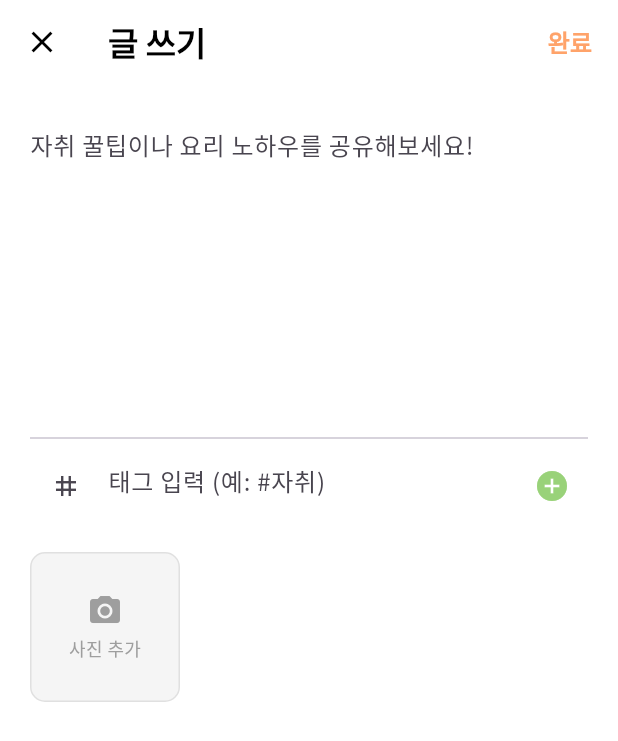
After one commit to nyeonggyeong/LivingAloneCare_App, a Flutter app: the CommunityScreen screen opened directly, after a tap on the "add" icon, on a phone screen of 412 x 824 dp. The commit adds this screen. Shown: the top 741 px of the screen. Run offline on Flutter 3.47's test engine with Material 3 defaults, Android fonts, the phone set to English and light mode, and no system bars; our stand-ins replace cloud_firestore, cloud_functions, firebase_auth, firebase_core, firebase_messaging, firebase_storage and 2 more; accounts and stored records are empty.

Commit message:
Feat: 커뮤니티 화면 구현 및 홈 화면 연결

```diff
--- /dev/null
+++ b/lib/screens/community_screen.dart
@@ -0,0 +1,559 @@
+import 'dart:io'; // 파일 처리를 위해 추가
+import 'package:flutter/material.dart';
+import 'package:cloud_firestore/cloud_firestore.dart';
+import 'package:firebase_storage/firebase_storage.dart';
+import 'package:image_picker/image_picker.dart';
+import 'package:intl/intl.dart';
+import 'package:firebase_auth/firebase_auth.dart';
+
+class CommunityScreen extends StatefulWidget {
+  const CommunityScreen({super.key});
+
+  @override
+  State<CommunityScreen> createState() => _CommunityScreenState();
+}
+
+class _CommunityScreenState extends State<CommunityScreen> {
+  int _selectedTabIndex = 0;
+
+  final TextEditingController _contentController = TextEditingController();
+  final TextEditingController _tagController = TextEditingController();
+  final List<String> _tags = [];
+  bool _isUploading = false;
+
+  XFile? _selectedImage;
+  final ImagePicker _picker = ImagePicker();
+
+  @override
+  void dispose() {
+    _contentController.dispose();
+    _tagController.dispose();
+    super.dispose();
+  }
+
+  @override
+  Widget build(BuildContext context) {
+    if (_selectedTabIndex == 2) {
+      return _buildWriteView();
+    }
+
+    return Scaffold(
+      backgroundColor: const Color(0xFFF5F5F5),
+      body: Column(
+        children: [
+          _buildHeader(),
+          Expanded(child: _buildPostList()),
+        ],
+      ),
+      floatingActionButton: FloatingActionButton(
+        onPressed: () {
+          setState(() => _selectedTabIndex = 2);
+        },
+        backgroundColor: const Color(0xFFFFA36A),
+        child: const Icon(Icons.add, color: Colors.white),
+      ),
+    );
+  }
+
+  Widget _buildWriteView() {
+    return Scaffold(
+      backgroundColor: Colors.white,
+      appBar: AppBar(
+        backgroundColor: Colors.white,
+        elevation: 0,
+        leading: IconButton(
+          icon: const Icon(Icons.close, color: Colors.black),
+          onPressed: () {
+            setState(() {
+              _selectedTabIndex = 0;
+              _clearWriteData();
+            });
+          },
+        ),
+        title: const Text(
+          '글 쓰기',
+          style: TextStyle(color: Colors.black, fontWeight: FontWeight.bold),
+        ),
+        actions: [
+          TextButton(
+            onPressed: _isUploading ? null : _savePost,
+            child: _isUploading
+                ? const SizedBox(
+                    width: 20,
+                    height: 20,
+                    child: CircularProgressIndicator(strokeWidth: 2),
+                  )
+                : const Text(
+                    '완료',
+                    style: TextStyle(
+                      color: Color(0xFFFFA36A),
+                      fontWeight: FontWeight.bold,
+                      fontSize: 16,
+                    ),
+                  ),
+          ),
+        ],
+      ),
+      body: SingleChildScrollView(
+        padding: const EdgeInsets.all(20),
+        child: Column(
+          crossAxisAlignment: CrossAxisAlignment.start,
+          children: [
+            TextField(
+              controller: _contentController,
+              maxLines: 8,
+              decoration: const InputDecoration(
+                hintText: '자취 꿀팁이나 요리 노하우를 공유해보세요!',
+                border: InputBorder.none,
+              ),
+            ),
+            const Divider(),
+            Row(
+              children: [
+                Expanded(
+                  child: TextField(
+                    controller: _tagController,
+                    decoration: const InputDecoration(
+                      hintText: '태그 입력 (예: #자취)',
+                      border: InputBorder.none,
+                      prefixIcon: Icon(Icons.tag, size: 20),
+                    ),
+                    onSubmitted: (_) => _addTag(),
+                  ),
+                ),
+                IconButton(
+                  icon: const Icon(Icons.add_circle, color: Color(0xFF99D279)),
+                  onPressed: _addTag,
+                ),
+              ],
+            ),
+            if (_tags.isNotEmpty)
+              Wrap(
+                spacing: 8,
+                children: _tags
+                    .map(
+                      (tag) => Chip(
+                        label: Text(tag),
+                        backgroundColor: const Color(0xFFF0F9EB),
+                        labelStyle: const TextStyle(
+                          color: Color(0xFF99D279),
+                          fontWeight: FontWeight.bold,
+                        ),
+                        onDeleted: () => setState(() => _tags.remove(tag)),
+                      ),
+                    )
+                    .toList(),
+              ),
+            const SizedBox(height: 20),
+
+            GestureDetector(
+              onTap: _pickImage,
+              child: _selectedImage != null
+                  ? Stack(
+                      children: [
+                        ClipRRect(
+                          borderRadius: BorderRadius.circular(12),
+                          child: Image.file(
+                            File(_selectedImage!.path),
+                            height: 200,
+                            width: double.infinity,
+                            fit: BoxFit.cover,
+                          ),
+                        ),
+                        Positioned(
+                          right: 8,
+                          top: 8,
+                          child: CircleAvatar(
+                            backgroundColor: Colors.black54,
+                            child: IconButton(
+                              icon: const Icon(
+                                Icons.close,
+                                color: Colors.white,
+                                size: 20,
+                              ),
+                              onPressed: () =>
+                                  setState(() => _selectedImage = null),
+                            ),
+                          ),
+                        ),
+                      ],
+                    )
+                  : Container(
+                      height: 100,
+                      width: 100,
+                      decoration: BoxDecoration(
+                        color: Colors.grey[100],
+                        borderRadius: BorderRadius.circular(10),
+                        border: Border.all(color: Colors.grey[300]!),
+                      ),
+                      child: const Column(
+                        mainAxisAlignment: MainAxisAlignment.center,
+                        children: [
+                          Icon(Icons.camera_alt, color: Colors.grey),
+                          SizedBox(height: 4),
+                          Text(
+                            '사진 추가',
+                            style: TextStyle(color: Colors.grey, fontSize: 12),
+                          ),
+                        ],
+                      ),
+                    ),
+            ),
+          ],
+        ),
+      ),
+    );
+  }
+  Future<void> _pickImage() async {
+    final XFile? image = await _picker.pickImage(source: ImageSource.gallery);
+    if (image != null) {
+      setState(() {
+        _selectedImage = image;
+      });
+    }
+  }
+  Future<void> _savePost() async {
+    if (_contentController.text.trim().isEmpty) return;
+
+    final user = FirebaseAuth.instance.currentUser;
+    if (user == null) {
+      ScaffoldMessenger.of(
+        context,
+      ).showSnackBar(const SnackBar(content: Text('로그인이 필요합니다.')));
+      return;
+    }
+
+    setState(() => _isUploading = true);
+
+    try {
+      String nickname = '익명';
+      String profileImage = user.photoURL ?? '';
+
+      try {
+        final userDoc = await FirebaseFirestore.instance
+            .collection('users')
+            .doc(user.uid)
+            .get();
+        if (userDoc.exists) {
+          final data = userDoc.data() as Map<String, dynamic>;
+          nickname = data['nickname'] ?? data['name'] ?? '익명';
+          if (data['profileImage'] != null &&
+              data['profileImage'].toString().isNotEmpty) {
+            profileImage = data['profileImage'];
+          }
+        }
+      } catch (e) {
+        print('유저 정보 가져오기 실패: $e');
+      }
+
+      List<String> imageUrls = [];
+      if (_selectedImage != null) {
+        final storageRef = FirebaseStorage.instance.ref().child(
+          'posts/${DateTime.now().millisecondsSinceEpoch}_${user.uid}.jpg',
+        );
+
+        await storageRef.putFile(File(_selectedImage!.path));
+        final downloadUrl = await storageRef.getDownloadURL();
+        imageUrls.add(downloadUrl);
+      }
+
+      await FirebaseFirestore.instance.collection('posts').add({
+        'author': {
+          'uid': user.uid,
+          'nickname': nickname,
+          'profileImage': profileImage,
+        },
+        'content': _contentController.text,
+        'tags': _tags,
+        'imageUrls': imageUrls,
+        'likeCount': 0,
+        'commentCount': 0,
+        'createdAt': FieldValue.serverTimestamp(),
+      });
+
+      if (!mounted) return;
+
+      setState(() {
+        _selectedTabIndex = 0;
+        _clearWriteData();
+      });
+    } catch (e) {
+      ScaffoldMessenger.of(
+        context,
+      ).showSnackBar(SnackBar(content: Text('에러 발생: $e')));
+    } finally {
+      if (mounted) setState(() => _isUploading = false);
+    }
+  }
+
+  void _addTag() {
+    if (_tagController.text.isNotEmpty) {
+      setState(() {
+        _tags.add('#${_tagController.text.trim()}');
+        _tagController.clear();
+      });
+    }
+  }
+
+  void _clearWriteData() {
+    _contentController.clear();
+    _tagController.clear();
+    _tags.clear();
+    _selectedImage = null; // 이미지 초기화
+  }
+
+  Widget _buildPostList() {
+    return StreamBuilder<QuerySnapshot>(
+      stream: FirebaseFirestore.instance
+          .collection('posts')
+          .orderBy('createdAt', descending: true)
+          .snapshots(),
+      builder: (context, snapshot) {
+        if (!snapshot.hasData)
+          return const Center(child: CircularProgressIndicator());
+        final docs = snapshot.data!.docs;
+        if (docs.isEmpty) return const Center(child: Text("게시글이 없습니다."));
+
+        return ListView.separated(
+          padding: const EdgeInsets.symmetric(horizontal: 20, vertical: 20),
+          itemCount: docs.length,
+          separatorBuilder: (context, index) => const SizedBox(height: 20),
+          itemBuilder: (context, index) {
+            final data = docs[index].data() as Map<String, dynamic>;
+            return _buildPostCard(data);
+          },
+        );
+      },
+    );
+  }
+
+  Widget _buildPostCard(Map<String, dynamic> post) {
+    final author = post['author'] as Map<String, dynamic>? ?? {};
+    final nickname = author['nickname'] ?? '익명';
+    final profileImage = author['profileImage'] ?? '';
+
+    String timeAgo = '';
+    if (post['createdAt'] != null && post['createdAt'] is Timestamp) {
+      timeAgo = _formatTimestamp(post['createdAt'] as Timestamp);
+    }
+
+    List<dynamic> imageUrls = post['imageUrls'] ?? [];
+    String? firstImage = imageUrls.isNotEmpty ? imageUrls[0] : null;
+    List<dynamic> tags = post['tags'] ?? [];
+
+    return Container(
+      padding: const EdgeInsets.all(20),
+      decoration: BoxDecoration(
+        color: Colors.white,
+        borderRadius: BorderRadius.circular(20),
+        boxShadow: [
+          BoxShadow(
+            color: Colors.grey.withOpacity(0.1),
+            blurRadius: 10,
+            offset: const Offset(0, 5),
+          ),
+        ],
+      ),
+      child: Column(
+        crossAxisAlignment: CrossAxisAlignment.start,
+        children: [
+          _buildUserInfo(nickname, profileImage, timeAgo),
+          const SizedBox(height: 16),
+          Text(
+            post['content'] ?? '',
+            style: const TextStyle(fontSize: 15, height: 1.5),
+            maxLines: 3,
+            overflow: TextOverflow.ellipsis,
+          ),
+          const SizedBox(height: 12),
+          if (tags.isNotEmpty)
+            Wrap(
+              spacing: 8,
+              runSpacing: 4,
+              children: tags
+                  .map(
+                    (tag) => Container(
+                      padding: const EdgeInsets.symmetric(
+                        horizontal: 10,
+                        vertical: 5,
+                      ),
+                      decoration: BoxDecoration(
+                        color: const Color(0xFFF0F9EB),
+                        borderRadius: BorderRadius.circular(12),
+                      ),
+                      child: Text(
+                        tag.toString(),
+                        style: const TextStyle(
+                          color: Color(0xFF99D279),
+                          fontSize: 12,
+                          fontWeight: FontWeight.bold,
+                        ),
+                      ),
+                    ),
+                  )
+                  .toList(),
+            ),
+          if (firstImage != null) ...[
+            const SizedBox(height: 16),
+            ClipRRect(
+              borderRadius: BorderRadius.circular(12),
+              child: Container(
+                height: 200,
+                width: double.infinity,
+                color: Colors.grey[100],
+                child: Image.network(
+                  firstImage,
+                  fit: BoxFit.cover,
+                  errorBuilder: (context, error, stackTrace) => const Center(
+                    child: Icon(Icons.broken_image, color: Colors.grey),
+                  ),
+                ),
+              ),
+            ),
+          ],
+          const SizedBox(height: 16),
+          Row(
+            children: [
+              Icon(Icons.favorite_border, color: Colors.grey[600], size: 22),
+              const SizedBox(width: 6),
+              Text(
+                '${post['likeCount'] ?? 0}',
+                style: TextStyle(color: Colors.grey[600], fontSize: 14),
+              ),
+              const SizedBox(width: 20),
+              Icon(
+                Icons.chat_bubble_outline,
+                color: Colors.grey[600],
+                size: 20,
+              ),
+              const SizedBox(width: 6),
+              Text(
+                '${post['commentCount'] ?? 0}',
+                style: TextStyle(color: Colors.grey[600], fontSize: 14),
+              ),
+            ],
+          ),
+        ],
+      ),
+    );
+  }
+
+  Widget _buildUserInfo(String nickname, String profileImage, String timeAgo) {
+    return Row(
+      children: [
+        CircleAvatar(
+          radius: 20,
+          backgroundColor: Colors.grey[200],
+          backgroundImage: profileImage.isNotEmpty
+              ? NetworkImage(profileImage)
+              : null,
+          child: profileImage.isEmpty
+              ? const Icon(Icons.person, color: Colors.grey)
+              : null,
+        ),
+        const SizedBox(width: 12),
+        Column(
+          crossAxisAlignment: CrossAxisAlignment.start,
+          children: [
+            Text(
+              nickname,
+              style: const TextStyle(fontWeight: FontWeight.bold, fontSize: 15),
+            ),
+            Text(
+              timeAgo,
+              style: TextStyle(color: Colors.grey[500], fontSize: 12),
+            ),
+          ],
+        ),
+        const Spacer(),
+        const Icon(Icons.share_outlined, color: Colors.grey, size: 20),
+      ],
+    );
+  }
+
+  String _formatTimestamp(Timestamp timestamp) {
+    final date = timestamp.toDate();
+    final diff = DateTime.now().difference(date);
+    if (diff.inMinutes < 1) return '방금 전';
+    if (diff.inMinutes < 60) return '${diff.inMinutes}분 전';
+    if (diff.inHours < 24) return '${diff.inHours}시간 전';
+    if (diff.inDays < 7) return '${diff.inDays}일 전';
+    return DateFormat('yyyy.MM.dd').format(date);
+  }
+
+  Widget _buildHeader() {
+    return Container(
+      padding: const EdgeInsets.fromLTRB(24, 60, 24, 20),
+      decoration: const BoxDecoration(
+        gradient: LinearGradient(
+          begin: Alignment.topCenter,
+          end: Alignment.bottomCenter,
+          colors: [Color(0xFFFFA36A), Color(0xFF99D279)],
+        ),
+        borderRadius: BorderRadius.only(
+          bottomLeft: Radius.circular(30),
+          bottomRight: Radius.circular(30),
+        ),
+      ),
+      child: Column(
+        crossAxisAlignment: CrossAxisAlignment.start,
+        children: [
+          const Text(
+            '커뮤니티',
+            style: TextStyle(
+              color: Colors.white,
+              fontSize: 24,
+              fontWeight: FontWeight.bold,
+            ),
+          ),
+          const SizedBox(height: 4),
+          const Text(
+            '요리 노하우를 공유해보세요',
+            style: TextStyle(color: Colors.white70, fontSize: 14),
+          ),
+          const SizedBox(height: 24),
+          Container(
+            padding: const EdgeInsets.all(4),
+            decoration: BoxDecoration(
+              color: Colors.white,
+              borderRadius: BorderRadius.circular(25),
+            ),
+            child: Row(
+              children: [_buildTabButton(0, "게시글"), _buildTabButton(1, "공동구매")],
+            ),
+          ),
+        ],
+      ),
+    );
+  }
+
+  Widget _buildTabButton(int index, String text) {
+    final bool isSelected = _selectedTabIndex == index;
+    return Expanded(
+      child: GestureDetector(
+        onTap: () => setState(() => _selectedTabIndex = index),
+        child: Container(
+          padding: const EdgeInsets.symmetric(vertical: 10),
+          decoration: BoxDecoration(
+            gradient: isSelected
+                ? const LinearGradient(
+                    colors: [Color(0xFFFFA36A), Color(0xFFD2AC6E)],
+                  )
+                : null,
+            color: isSelected ? null : Colors.transparent,
+            borderRadius: BorderRadius.circular(20),
+          ),
+          child: Text(
+            text,
+            textAlign: TextAlign.center,
+            style: TextStyle(
+              color: isSelected ? Colors.white : Colors.grey,
+              fontWeight: FontWeight.bold,
+              fontSize: 15,
+            ),
+          ),
+        ),
+      ),
+    );
+  }
+}
--- a/lib/screens/home_screen.dart
+++ b/lib/screens/home_screen.dart
@@ -9,6 +9,7 @@ import 'package:livingalonecare_app/screens/recipe_recommendation_screen.dart';
 import 'package:livingalonecare_app/screens/login_screen.dart';
 import 'package:livingalonecare_app/data/ingredient_data.dart';
 import 'package:livingalonecare_app/screens/notification_screen.dart';
+import 'package:livingalonecare_app/screens/community_screen.dart';
 
 class HomeScreen extends StatefulWidget {
   const HomeScreen({super.key});
@@ -198,7 +199,7 @@ class _HomeScreenState extends State<HomeScreen> {
       case 1:
         return const RecipeRecommendationScreen();
       case 3:
-        return const Center(child: Text("커뮤니티 화면 (준비중)"));
+        return const CommunityScreen();
       case 4:
         return const MyPageScreen();
       default:
--- a/pubspec.yaml
+++ b/pubspec.yaml
@@ -18,6 +18,7 @@ dependencies:
   cloud_functions: ^6.0.4
   url_launcher: ^6.3.2
   firebase_messaging: ^16.0.4
+  timeago: ^3.6.1
 
   intl: ^0.20.2
   image_picker: ^1.2.1
```
Also changed, not shown: pubspec.lock.
